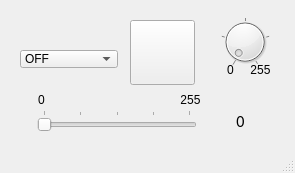
Above: lampeDimmer_GUI/mainwindow.ui from thomelect/lampeDimmer before the change. Below: the same form after it.
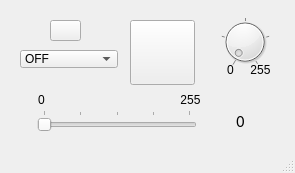
That is the form after the change.

Commit message: + Ajout d'un bouton pour le GET_ETAT. + La fonction sendSerialData() est utilisée pour l'envoie de toute les commandes.

Diff of the .ui file:
```diff
--- a/lampeDimmer_GUI/mainwindow.ui
+++ b/lampeDimmer_GUI/mainwindow.ui
@@ -234,6 +234,19 @@
      </property>
     </item>
    </widget>
+   <widget class="QPushButton" name="pushButton">
+    <property name="geometry">
+     <rect>
+      <x>50</x>
+      <y>20</y>
+      <width>31</width>
+      <height>21</height>
+     </rect>
+    </property>
+    <property name="text">
+     <string/>
+    </property>
+   </widget>
   </widget>
   <widget class="QStatusBar" name="statusBar"/>
  </widget>
```
The commit also changes 4 other files.
